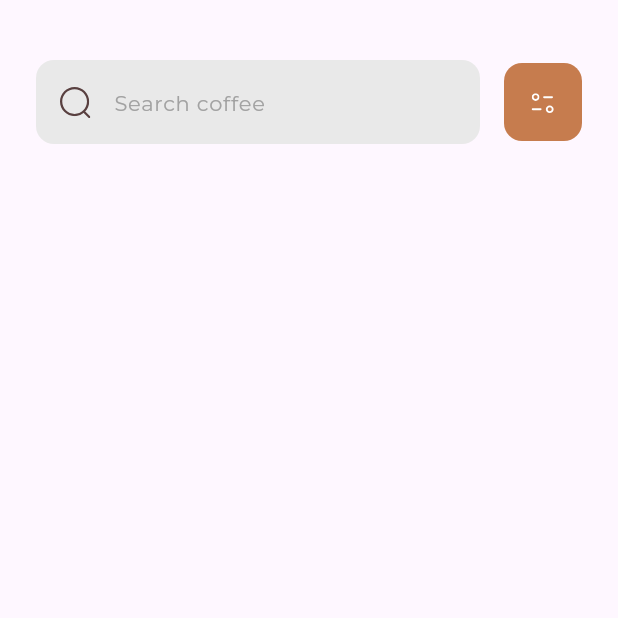
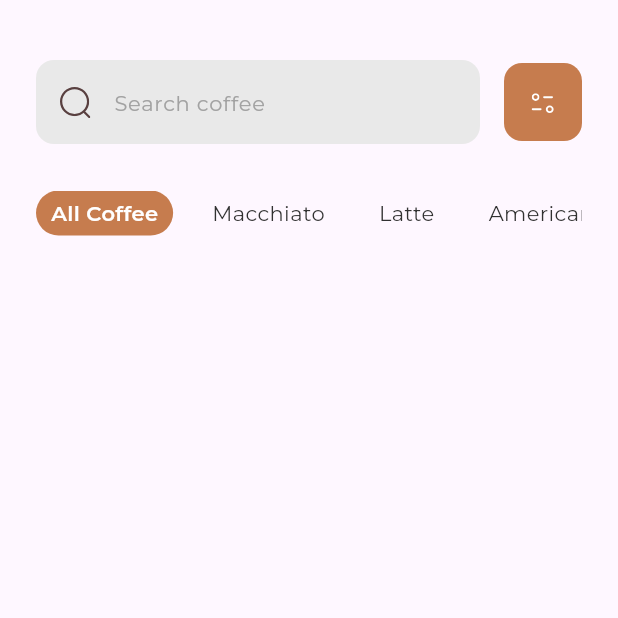
Before and after one commit to LaithMahdi/caffee_app, a Flutter app: the screen it shows after launch, on a phone screen of 412 x 824 dp, the top half of it. Run offline on Flutter 3.47's test engine with Material 3 defaults, Android fonts, the phone set to English and light mode, and no system bars; our stand-ins replace flutter_svg.

Commit message:
adding category section

```diff
--- /dev/null
+++ b/lib/data/dummy.dart
@@ -0,0 +1,7 @@
+import '../models/category_model.dart';
+
+final List<CategoryModel> categories = [
+  CategoryModel(id: 1, name: "Macchiato"),
+  CategoryModel(id: 2, name: "Latte"),
+  CategoryModel(id: 3, name: "Americano"),
+];
--- /dev/null
+++ b/lib/models/category_model.dart
@@ -0,0 +1,11 @@
+class CategoryModel {
+  int id;
+  String name;
+  bool isSelected;
+
+  CategoryModel({
+    required this.id,
+    required this.name,
+    this.isSelected = false,
+  });
+}
--- a/lib/screens/home_screen.dart
+++ b/lib/screens/home_screen.dart
@@ -1,9 +1,32 @@
 import 'package:flutter/material.dart';
 import 'package:flutter_svg/flutter_svg.dart';
 import 'package:myapp/constants.dart';
+import 'package:myapp/data/dummy.dart';
+import 'package:myapp/models/category_model.dart';
 
-class HomeScreen extends StatelessWidget {
+class HomeScreen extends StatefulWidget {
   const HomeScreen({super.key});
+
+  @override
+  State<HomeScreen> createState() => _HomeScreenState();
+}
+
+class _HomeScreenState extends State<HomeScreen> {
+  List<CategoryModel> data = categories;
+
+  @override
+  void initState() {
+    data.insert(0, CategoryModel(id: 0, name: "All Coffee", isSelected: true));
+    super.initState();
+  }
+
+  void onCategoryChange(CategoryModel category) {
+    for (var e in data) {
+      e.isSelected = false;
+    }
+    category.isSelected = true;
+    setState(() {});
+  }
 
   @override
   Widget build(BuildContext context) {
@@ -71,6 +94,45 @@ class HomeScreen extends StatelessWidget {
               ],
             ),
             SizedBox(height: 31),
+            SingleChildScrollView(
+              scrollDirection: Axis.horizontal,
+              child: Row(
+                spacing: 16,
+                children: List.generate(data.length, (index) {
+                  final category = data[index];
+                  return InkWell(
+                    onTap: () {
+                      onCategoryChange(category);
+                    },
+                    child: Container(
+                      padding: EdgeInsets.symmetric(
+                        vertical: 5,
+                        horizontal: 10,
+                      ),
+                      decoration: BoxDecoration(
+                        color: category.isSelected
+                            ? kPrimaryColor
+                            : Colors.transparent,
+                        borderRadius: BorderRadius.circular(100),
+                      ),
+                      child: Text(
+                        category.name,
+                        style: TextStyle(
+                          fontSize: 14,
+                          color: category.isSelected
+                              ? Colors.white
+                              : Color(0xff313131),
+                          fontWeight: category.isSelected
+                              ? FontWeight.w600
+                              : null,
+                        ),
+                      ),
+                    ),
+                  );
+                }),
+              ),
+            ),
+            SizedBox(height: 16),
           ],
         ),
       ),
```
